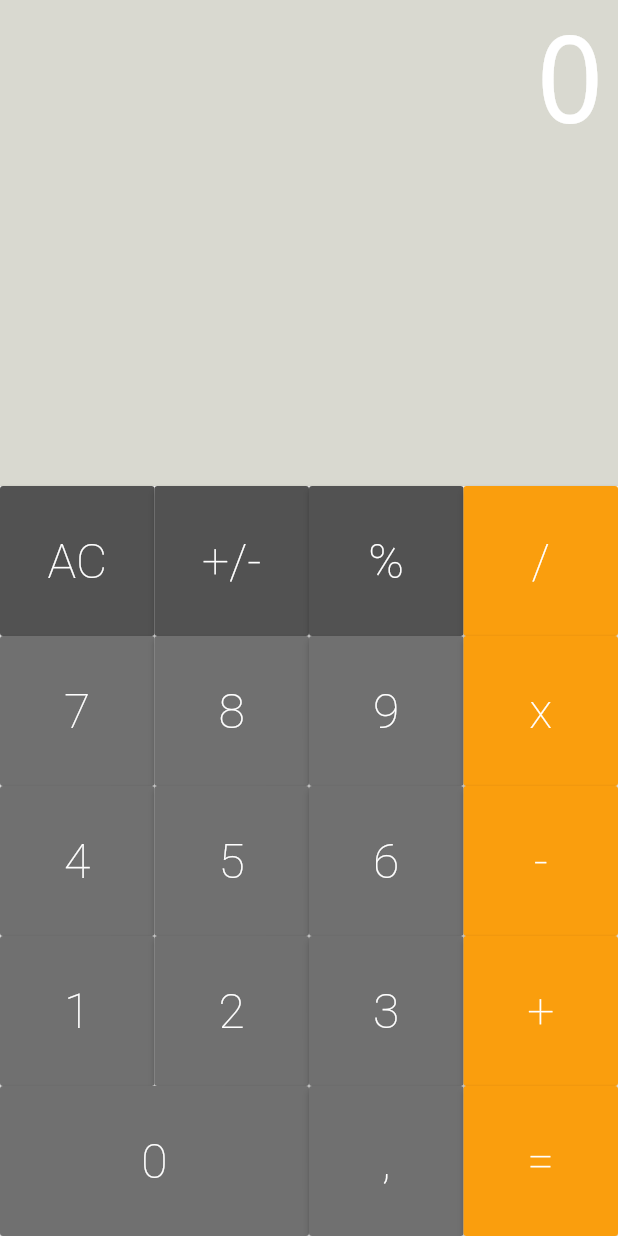
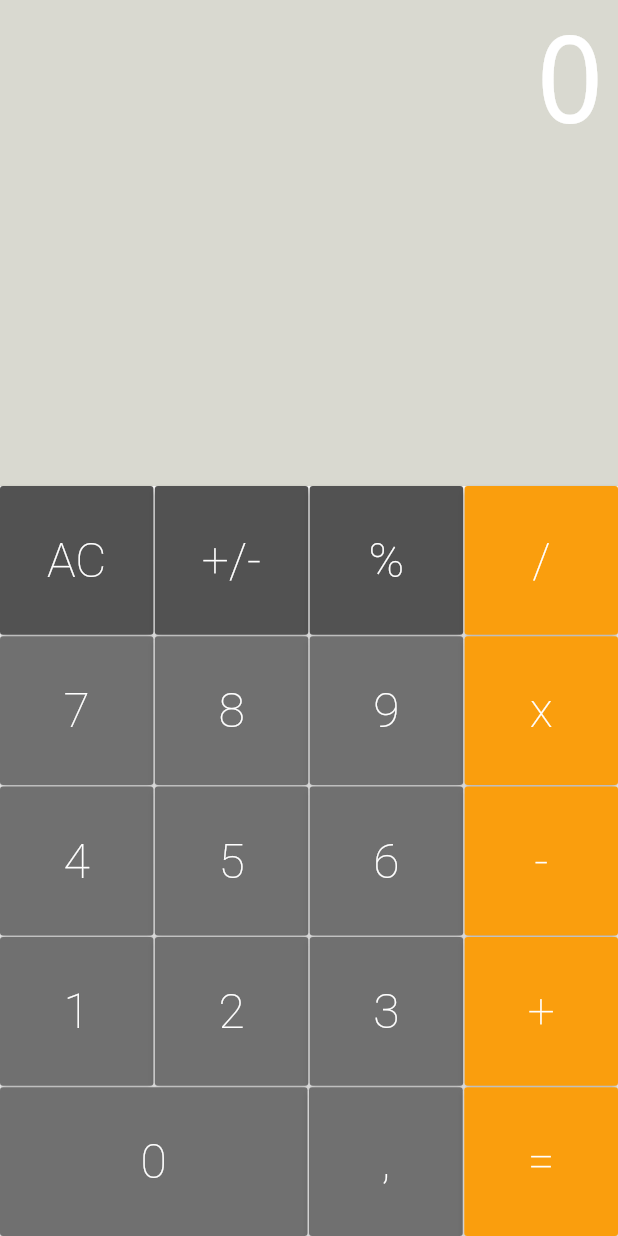
Before and after one commit to SimonViegas/cod3r_calculator, a Flutter app: the screen it shows after launch, on a phone screen of 412 x 824 dp. Run offline on Flutter 3.47's test engine with Material 2 defaults, Android fonts, the phone set to English and light mode, and no system bars; drawn by our look-alikes of auto_size_text.

Commit message:
Finalizado tela da calculadora

```diff
--- a/lib/components/button_row.dart
+++ b/lib/components/button_row.dart
@@ -13,7 +13,12 @@ class ButtonRow extends StatelessWidget {
     return Expanded(
       child: Row(
         crossAxisAlignment: CrossAxisAlignment.stretch,
-        children: buttons,
+        children: buttons.fold(<Widget>[], (list, b) {
+          list.isEmpty
+              ? list.add(b)
+              : list.addAll([const SizedBox(width: 1), b]);
+          return list;
+        }),
       ),
     );
   }
--- a/lib/components/keyboard.dart
+++ b/lib/components/keyboard.dart
@@ -19,24 +19,28 @@ class Keyboard extends StatelessWidget {
             Button(text: '%', color: Button.DARK, cb: cb),
             Button.operation(text: '/', cb: cb),
           ]),
+          const SizedBox(height: 1),
           ButtonRow([
             Button(text: '7', cb: cb),
             Button(text: '8', cb: cb),
             Button(text: '9', cb: cb),
             Button.operation(text: 'x', cb: cb),
           ]),
+          const SizedBox(height: 1),
           ButtonRow([
             Button(text: '4', cb: cb),
             Button(text: '5', cb: cb),
             Button(text: '6', cb: cb),
             Button.operation(text: '-', cb: cb),
           ]),
+          const SizedBox(height: 1),
           ButtonRow([
             Button(text: '1', cb: cb),
             Button(text: '2', cb: cb),
             Button(text: '3', cb: cb),
             Button.operation(text: '+', cb: cb),
           ]),
+          const SizedBox(height: 1),
           ButtonRow([
             Button.big(text: '0', cb: cb),
             Button(text: ',', cb: cb),
```
